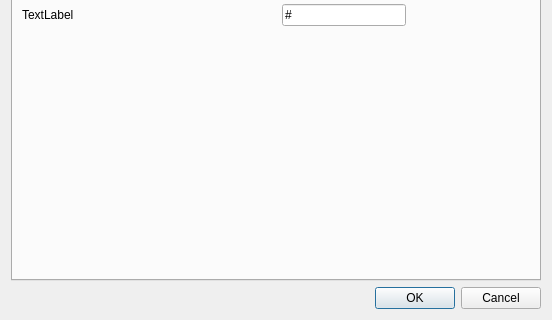
Before: the Qt Designer form src/mufsettings_w.ui in MuffyPuff/StrahCalc, drawn with Qt 5; both pictures show x 0 to 552 and y 156 to 476 of the 552 by 476 pixel window.
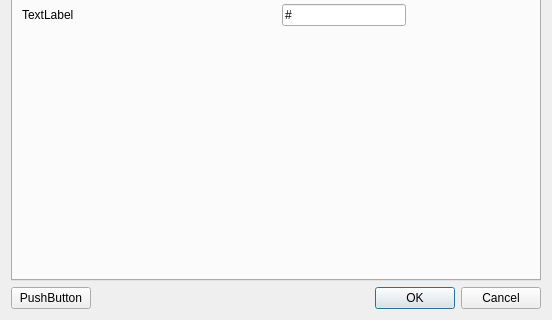
After: the same form once the commit is applied.

Commit message: added `Reset to defaults` button

```diff
--- a/src/mufsettings_w.ui
+++ b/src/mufsettings_w.ui
@@ -14,7 +14,7 @@
    <string>Dialog</string>
   </property>
   <layout class="QGridLayout" name="gridLayout">
-   <item row="2" column="0">
+   <item row="2" column="1">
     <widget class="QDialogButtonBox" name="buttonBox">
      <property name="orientation">
       <enum>Qt::Horizontal</enum>
@@ -24,7 +24,14 @@
      </property>
     </widget>
    </item>
-   <item row="0" column="0">
+   <item row="2" column="0">
+    <widget class="QPushButton" name="defaults_b">
+     <property name="text">
+      <string>PushButton</string>
+     </property>
+    </widget>
+   </item>
+   <item row="0" column="0" colspan="2">
     <widget class="QTabWidget" name="tabWidget">
      <property name="currentIndex">
       <number>0</number>
```
Left out of the diff: 10 changed lines with no effect on the pictures. The commit also changes 2 other files.
